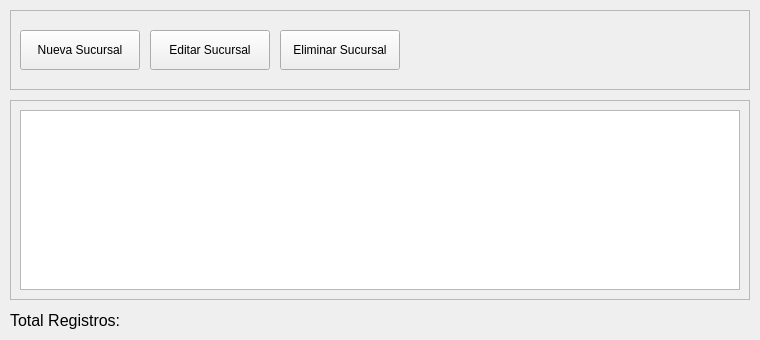
The window that ui_files/FrmSucursales.ui (Jhon-gif-1985/proyecto_departamento) describes before a commit, drawn with Qt 5.
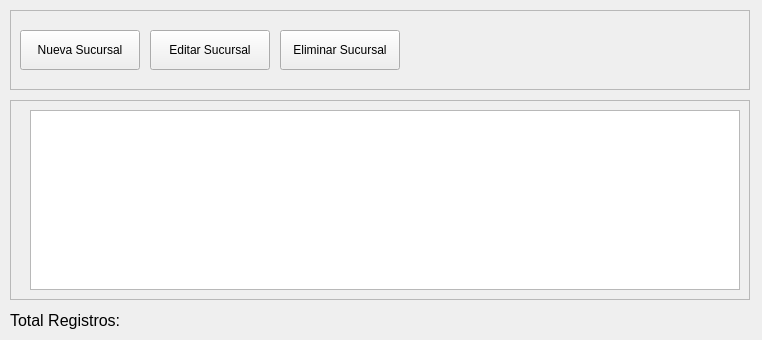
The same window after the commit.

Commit message: se agrega un nuevo formulario para administrar sucursales

```diff
--- a/ui_files/FrmSucursales.ui
+++ b/ui_files/FrmSucursales.ui
@@ -6,7 +6,7 @@
    <rect>
     <x>0</x>
     <y>0</y>
-    <width>760</width>
+    <width>762</width>
     <height>340</height>
    </rect>
   </property>
@@ -86,9 +86,9 @@
    <widget class="QTableWidget" name="tblSucursales">
     <property name="geometry">
      <rect>
-      <x>10</x>
+      <x>20</x>
       <y>10</y>
-      <width>720</width>
+      <width>710</width>
       <height>180</height>
      </rect>
     </property>
```
Left out of the diff: 12 changed lines with no effect on the pictures. The commit also changes 6 other files.
